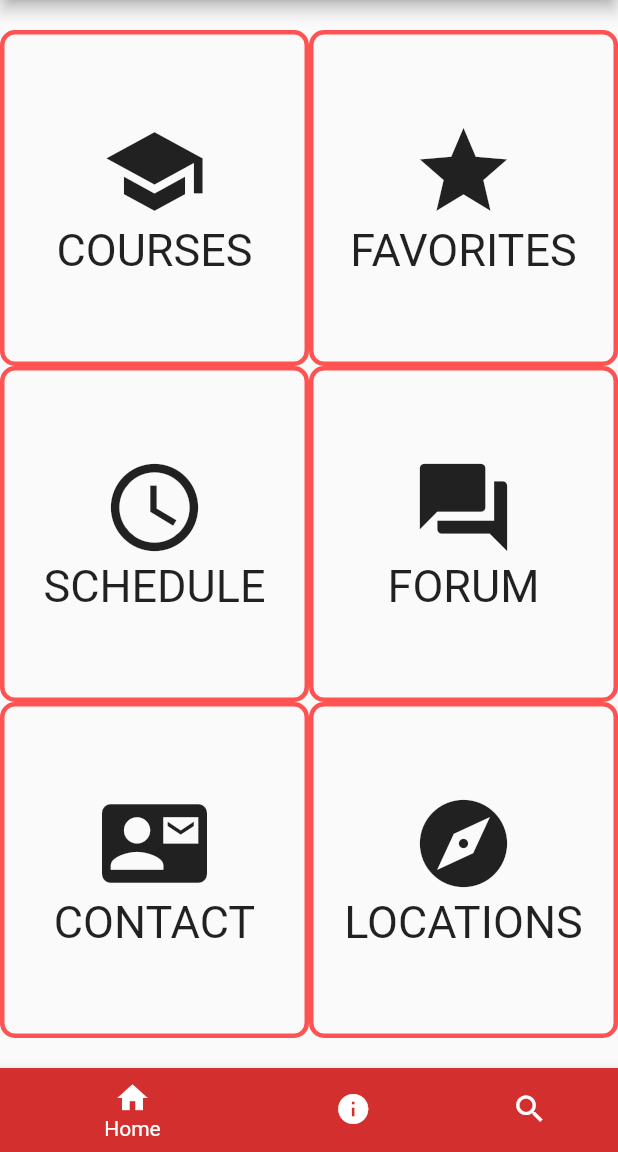
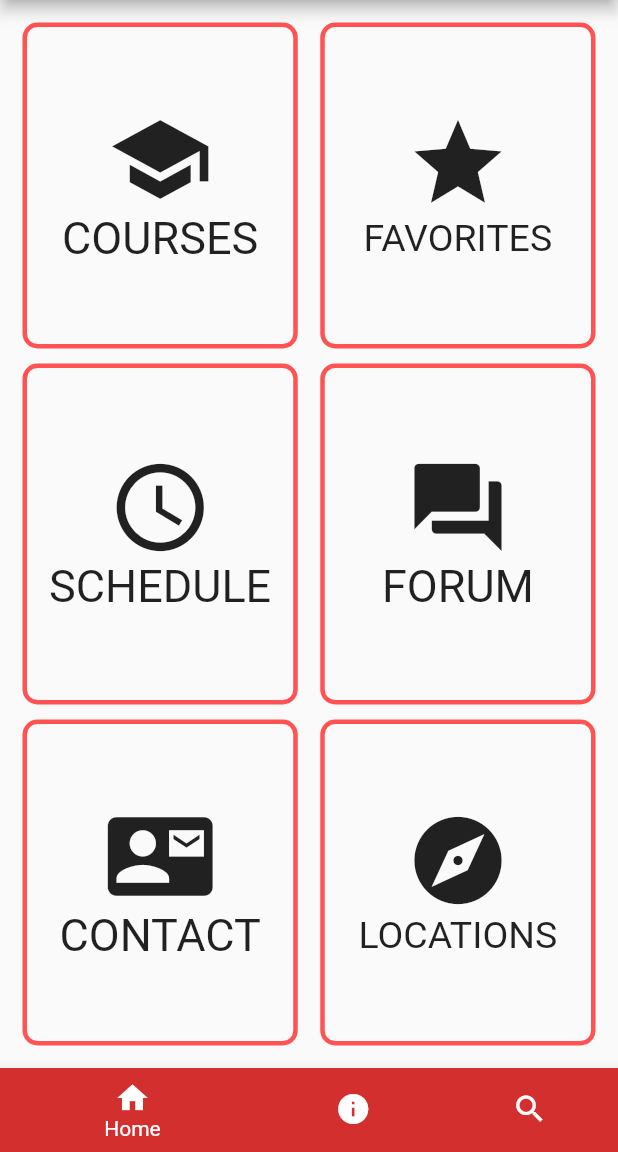
Before and after one commit to mobileappdevhm/concept-team_4, a Flutter app: the screen it shows after launch, on a phone screen of 412 x 824 dp, the part 84-1236 px from its top. Run offline on Flutter 3.47's test engine with Material 2 defaults, Android fonts, the phone set to English and light mode, and no system bars.

Commit message:
Fixed the Padding (again, this is pretty crappy)

```diff
--- a/lib/views/MainView.dart
+++ b/lib/views/MainView.dart
@@ -10,16 +10,14 @@ class _MainViewState extends State<MainView> {
   @override
   Widget build(BuildContext context) {
     return new Center(
-        child: new Padding(
-            padding: const EdgeInsets.symmetric(vertical: 20.0),
-            child: new Column(
+        child: new Column(
               children: <Widget>[
-                //new Container(height: 20.0,),
                 new Expanded(
                     child: new Row(
                   children: <Widget>[
                     new Expanded(
                         child: new Container(
+                          margin: EdgeInsets.only(left: 15.0,top: 15.0, right: 7.5, bottom: 5.0),
                       decoration: new BoxDecoration(
                           borderRadius: BorderRadius.all(Radius.circular(10.0)),
                           border: new Border(
@@ -55,6 +53,7 @@ class _MainViewState extends State<MainView> {
                       children: <Widget>[
                         new Expanded(
                             child: new Container(
+                              margin: EdgeInsets.only(left: 7.5 ,top: 15.0, right: 15.0, bottom: 5.0),
                           decoration: new BoxDecoration(
                               borderRadius:
                                   BorderRadius.all(Radius.circular(10.0)),
@@ -78,7 +77,7 @@ class _MainViewState extends State<MainView> {
                                 )),
                                 new Text(
                                   'FAVORITES',
-                                  style: new TextStyle(fontSize: 30.0),
+                                  style: new TextStyle(fontSize: 25.0),
                                 )
                               ],
                               crossAxisAlignment: CrossAxisAlignment.center,
@@ -96,6 +95,7 @@ class _MainViewState extends State<MainView> {
                   children: <Widget>[
                     new Expanded(
                         child: new Container(
+                          margin: EdgeInsets.only(left: 15.0, top: 5.0, right: 7.5, bottom: 5.0),
                       decoration: new BoxDecoration(
                           borderRadius: BorderRadius.all(Radius.circular(10.0)),
                           border: new Border(
@@ -131,6 +131,7 @@ class _MainViewState extends State<MainView> {
                       children: <Widget>[
                         new Expanded(
                             child: new Container(
+                              margin: EdgeInsets.only(left: 7.5, top: 5.0, right: 15.0, bottom: 5.0),
                           decoration: new BoxDecoration(
                               borderRadius:
                                   BorderRadius.all(Radius.circular(10.0)),
@@ -172,6 +173,7 @@ class _MainViewState extends State<MainView> {
                   children: <Widget>[
                     new Expanded(
                         child: new Container(
+                          margin: EdgeInsets.only(left: 15.0, top: 5.0, right: 7.5, bottom: 15.0),
                       decoration: new BoxDecoration(
                           borderRadius: BorderRadius.all(Radius.circular(10.0)),
                           border: new Border(
@@ -207,6 +209,7 @@ class _MainViewState extends State<MainView> {
                       children: <Widget>[
                         new Expanded(
                             child: new Container(
+                              margin: EdgeInsets.only(left: 7.5, top: 5.0, right: 15.0, bottom: 15.0),
                           decoration: new BoxDecoration(
                               borderRadius:
                                   BorderRadius.all(Radius.circular(10.0)),
@@ -230,7 +233,7 @@ class _MainViewState extends State<MainView> {
                                 )),
                                 new Text(
                                   'LOCATIONS',
-                                  style: new TextStyle(fontSize: 30.0),
+                                  style: new TextStyle(fontSize: 25.0),
                                 )
                               ],
                               crossAxisAlignment: CrossAxisAlignment.center,
@@ -244,6 +247,6 @@ class _MainViewState extends State<MainView> {
                 )),
                 //new Container(height: 20.0,),
               ],
-            )));
+            ));
   }
 }
```
